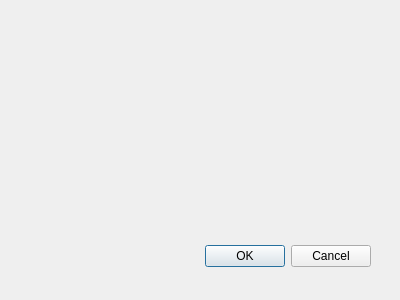
This is plugins/table/qfrdrtablehistogramdialog.ui in jkriege2/QuickFit3 as Qt 5 draws it before an edit. The edited form follows.
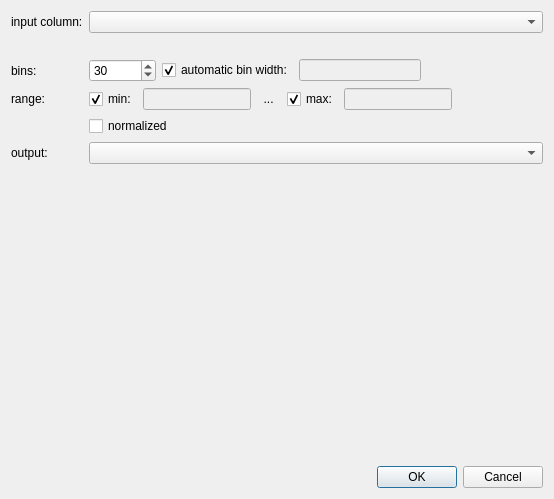
This is the edited form. Custom widgets are drawn as their Qt base class.

Diff of the .ui file:
```diff
--- a/plugins/table/qfrdrtablehistogramdialog.ui
+++ b/plugins/table/qfrdrtablehistogramdialog.ui
@@ -8,31 +8,199 @@
    <rect>
     <x>0</x>
     <y>0</y>
-    <width>400</width>
-    <height>300</height>
+    <width>554</width>
+    <height>499</height>
    </rect>
   </property>
   <property name="windowTitle">
    <string>Dialog</string>
   </property>
-  <widget class="QDialogButtonBox" name="buttonBox">
-   <property name="geometry">
-    <rect>
-     <x>30</x>
-     <y>240</y>
-     <width>341</width>
-     <height>32</height>
-    </rect>
-   </property>
-   <property name="orientation">
-    <enum>Qt::Horizontal</enum>
-   </property>
-   <property name="standardButtons">
-    <set>QDialogButtonBox::Cancel|QDialogButtonBox::Ok</set>
-   </property>
-  </widget>
+  <layout class="QVBoxLayout" name="verticalLayout" stretch="0,1,0">
+   <item>
+    <layout class="QFormLayout" name="formLayout">
+     <item row="0" column="0">
+      <widget class="QLabel" name="label_2">
+       <property name="text">
+        <string>input column:</string>
+       </property>
+      </widget>
+     </item>
+     <item row="0" column="1">
+      <widget class="QComboBox" name="cmbInput"/>
+     </item>
+     <item row="2" column="0">
+      <widget class="QLabel" name="label_3">
+       <property name="text">
+        <string>bins:</string>
+       </property>
+      </widget>
+     </item>
+     <item row="2" column="1">
+      <layout class="QHBoxLayout" name="horizontalLayout_2">
+       <item>
+        <widget class="QSpinBox" name="spinBins">
+         <property name="minimum">
+          <number>1</number>
+         </property>
+         <property name="maximum">
+          <number>1000000</number>
+         </property>
+         <property name="value">
+          <number>30</number>
+         </property>
+        </widget>
+       </item>
+       <item>
+        <widget class="QCheckBox" name="chkAutoBinWidth">
+         <property name="text">
+          <string>automatic bin width:</string>
+         </property>
+         <property name="checked">
+          <bool>true</bool>
+         </property>
+        </widget>
+       </item>
+       <item>
+        <widget class="QFDoubleEdit" name="edtBinWidth">
+         <property name="enabled">
+          <bool>false</bool>
+         </property>
+        </widget>
+       </item>
+       <item>
+        <spacer name="horizontalSpacer">
+         <property name="orientation">
+          <enum>Qt::Horizontal</enum>
+         </property>
+         <property name="sizeHint" stdset="0">
+          <size>
+           <width>40</width>
+           <height>20</height>
+          </size>
+         </property>
+        </spacer>
+       </item>
+      </layout>
+     </item>
+     <item row="3" column="0">
+      <widget class="QLabel" name="label_5">
+       <property name="text">
+        <string>range:</string>
+       </property>
+      </widget>
+     </item>
+     <item row="3" column="1">
+      <layout class="QHBoxLayout" name="horizontalLayout">
+       <item>
+        <widget class="QCheckBox" name="chkRangeMin">
+         <property name="text">
+          <string>min:</string>
+         </property>
+         <property name="checked">
+          <bool>true</bool>
+         </property>
+        </widget>
+       </item>
+       <item>
+        <widget class="QFDoubleEdit" name="edtRangeMin">
+         <property name="enabled">
+          <bool>false</bool>
+         </property>
+        </widget>
+       </item>
+       <item>
+        <widget class="QLabel" name="label_6">
+         <property name="text">
+          <string>  ...  </string>
+         </property>
+        </widget>
+       </item>
+       <item>
+        <widget class="QCheckBox" name="chkRangeMax">
+         <property name="text">
+          <string>max:</string>
+         </property>
+         <property name="checked">
+          <bool>true</bool>
+         </property>
+        </widget>
+       </item>
+       <item>
+        <widget class="QFDoubleEdit" name="edtRangeMax">
+         <property name="enabled">
+          <bool>false</bool>
+         </property>
+        </widget>
+       </item>
+       <item>
+        <spacer name="horizontalSpacer_2">
+         <property name="orientation">
+          <enum>Qt::Horizontal</enum>
+         </property>
+         <property name="sizeHint" stdset="0">
+          <size>
+           <width>40</width>
+           <height>20</height>
+          </size>
+         </property>
+        </spacer>
+       </item>
+      </layout>
+     </item>
+     <item row="5" column="0">
+      <widget class="QLabel" name="label">
+       <property name="text">
+        <string>output:</string>
+       </property>
+      </widget>
+     </item>
+     <item row="5" column="1">
+      <widget class="QComboBox" name="cmbOutput"/>
+     </item>
+     <item row="1" column="1">
+      <widget class="QLabel" name="labStatistics">
+       <property name="text">
+        <string/>
+       </property>
+      </widget>
+     </item>
+     <item row="4" column="1">
+      <widget class="QCheckBox" name="chkNormalized">
+       <property name="text">
+        <string>normalized</string>
+       </property>
+      </widget>
+     </item>
+    </layout>
+   </item>
+   <item>
+    <widget class="QFPlotter" name="plotter" native="true"/>
+   </item>
+   <item>
+    <widget class="QDialogButtonBox" name="buttonBox">
+     <property name="orientation">
+      <enum>Qt::Horizontal</enum>
+     </property>
+     <property name="standardButtons">
+      <set>QDialogButtonBox::Cancel|QDialogButtonBox::Ok</set>
+     </property>
+    </widget>
+   </item>
+  </layout>
  </widget>
- <pixmapfunction/>
+ <customwidgets>
+  <customwidget>
+   <class>QFPlotter</class>
+   <extends>QWidget</extends>
+   <header>qfplotter.h</header>
+   <container>1</container>
+  </customwidget>
+  <customwidget>
+   <class>QFDoubleEdit</class>
+   <extends>QLineEdit</extends>
+   <header>qfdoubleedit.h</header>
+  </customwidget>
+ </customwidgets>
  <resources/>
  <connections>
   <connection>
```
Left out of the diff: 129 changed lines with no effect on the pictures.
